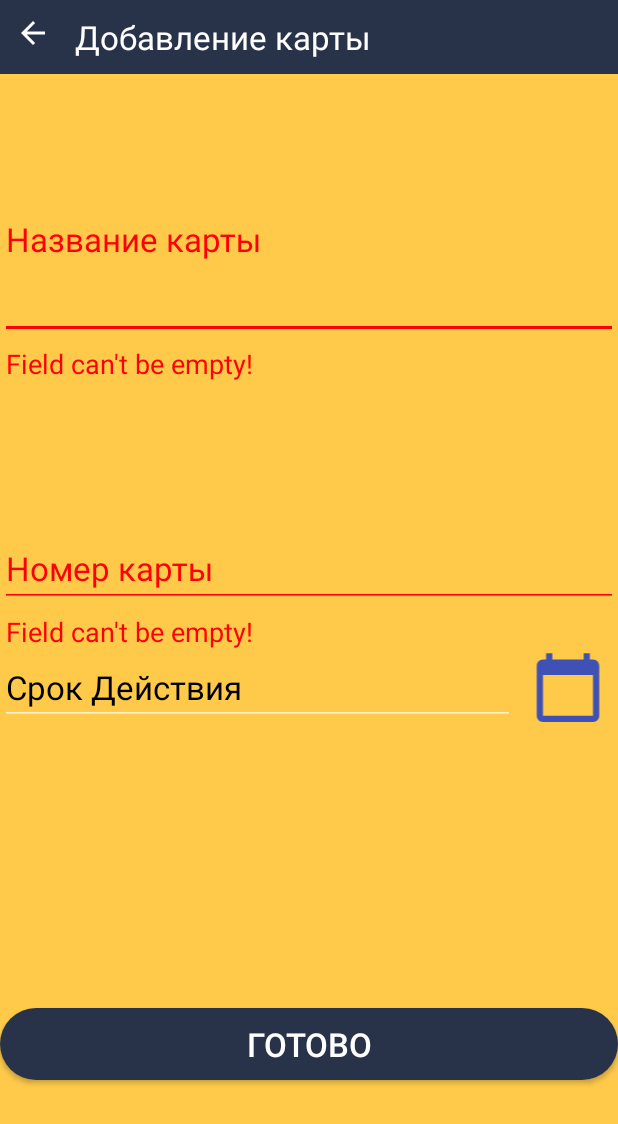
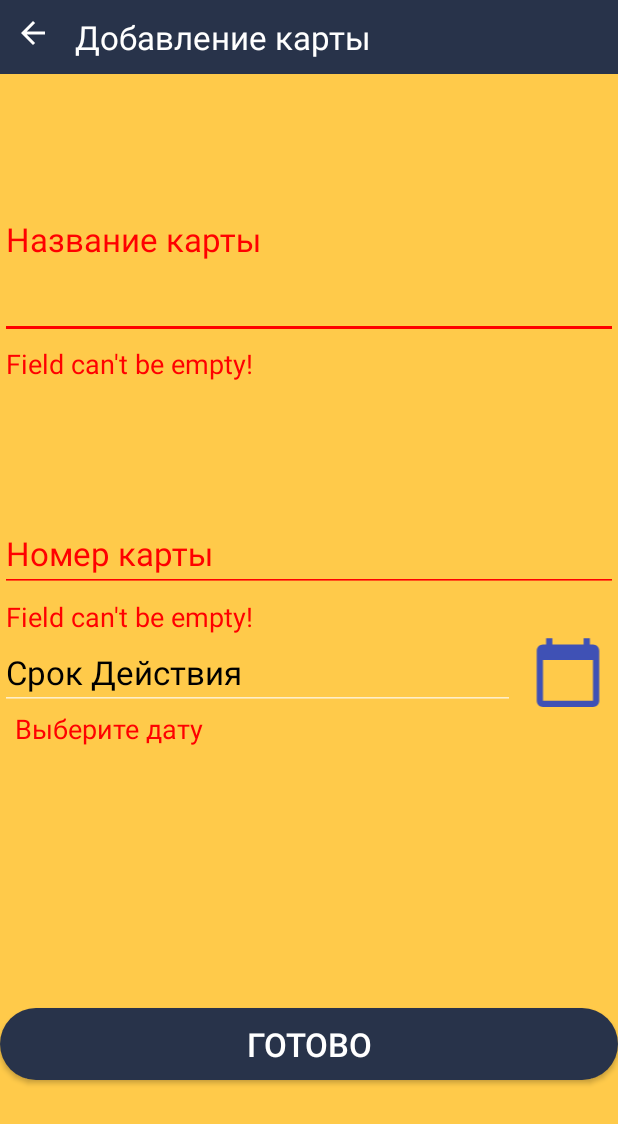
Before and after one commit to Maxerum/fastFoodApp, an Android app: the AddFormatCreditCard screen opened directly, with no data from a screen before it, after a tap on "ГОТОВО", on a phone screen of 412 x 824 dp. Shown: the top 1124 px of the screen. Run offline under Robolectric (Android 15) with nearby library versions, the phone set to English and light mode, and no system bars; Roboto replaces fonts that are not available here.

Commit message:
Some error fixes

```diff
--- a/fastFoodApplication/app/src/main/java/com/example/fastfoodapp/Dim4es/CreditCard/AddFormatCreditCard.java
+++ b/fastFoodApplication/app/src/main/java/com/example/fastfoodapp/Dim4es/CreditCard/AddFormatCreditCard.java
@@ -25,13 +25,19 @@ public class AddFormatCreditCard extends AppCompatActivity {
     String month, year;
     EditText cardValidDate, cardNumberEditText;
     TextInputLayout creditCardNameInput, creditCardNumberInput;
-
+    TextView errorMessage;
 
 
     @Override
     protected void onCreate(Bundle savedInstanceState) {
         super.onCreate(savedInstanceState);
         setContentView(R.layout.dim4es_activity_add_format_credit_card);
+
+
+        //define error Message TextView
+        errorMessage = findViewById(R.id.errorTextView);
+
+
         //define TextInputLayouts
         creditCardNameInput = findViewById(R.id.credit_card_name_input);
         creditCardNumberInput = findViewById(R.id.credit_card_number_input);
@@ -135,7 +141,7 @@ public class AddFormatCreditCard extends AppCompatActivity {
 
 
     public void confirmInput(View v){
-        if(!validateCreditCardName() | !validateCreditCardNumber()){
+        if(!validateCreditCardName() | !validateCreditCardNumber() | !validateDate()){
             return;
         }
         String input = "Name:" + creditCardNameInput.getEditText().getText().toString();
@@ -157,16 +163,27 @@ public class AddFormatCreditCard extends AppCompatActivity {
 
     private boolean validateCreditCardNumber() {
         String numberInput = creditCardNumberInput.getEditText().getText().toString().trim();
-
+        int length = numberInput.length();
         if (numberInput.isEmpty()) {
             creditCardNumberInput.setError("Field can't be empty!");
             return false;
-        } else if (numberInput.length() < 16) {
+        } else if (numberInput.length() < 19) {
             creditCardNumberInput.setError("Credit card number length is 16");
             return false;
         } else {
-            creditCardNameInput.setError(null);
-            creditCardNameInput.setErrorEnabled(false);
+            creditCardNumberInput.setError(null);
+            creditCardNumberInput.setErrorEnabled(false);
+            return true;
+        }
+    }
+
+    private boolean validateDate(){
+        String dateInput = cardValidDate.getText().toString();
+        if(dateInput.equals("Срок Действия")){
+            errorMessage.setText("Выберите дату");
+            return false;
+        }else {
+            errorMessage.setText(null);
             return true;
         }
     }
--- a/fastFoodApplication/app/src/main/res/layout/dim4es_activity_add_format_credit_card.xml
+++ b/fastFoodApplication/app/src/main/res/layout/dim4es_activity_add_format_credit_card.xml
@@ -43,7 +43,7 @@
     <RelativeLayout
         android:id="@+id/relativeLayout"
         android:layout_width="match_parent"
-        android:layout_height="155dp"
+        android:layout_height="175dp"
         app:layout_constraintBottom_toBottomOf="parent"
         app:layout_constraintEnd_toEndOf="parent"
         app:layout_constraintStart_toStartOf="parent"
@@ -69,6 +69,7 @@
         </com.google.android.material.textfield.TextInputLayout>
 
         <LinearLayout
+            android:id="@+id/choose_date_layout"
             android:layout_width="match_parent"
             android:layout_height="wrap_content"
             android:orientation="horizontal"
@@ -96,6 +97,16 @@
                 android:layout_weight="5"
                 android:src="@drawable/dim4es_ic_baseline_calendar_today_24" />
         </LinearLayout>
+        <TextView
+            android:id="@+id/errorTextView"
+            android:layout_width="match_parent"
+            android:layout_height="wrap_content"
+            android:layout_below="@+id/choose_date_layout"
+            android:text=""
+            android:textSize="18dp"
+            android:layout_marginLeft="10dp"
+            android:textColor="@color/red"
+            />
     </RelativeLayout>
 
     <Button
```
